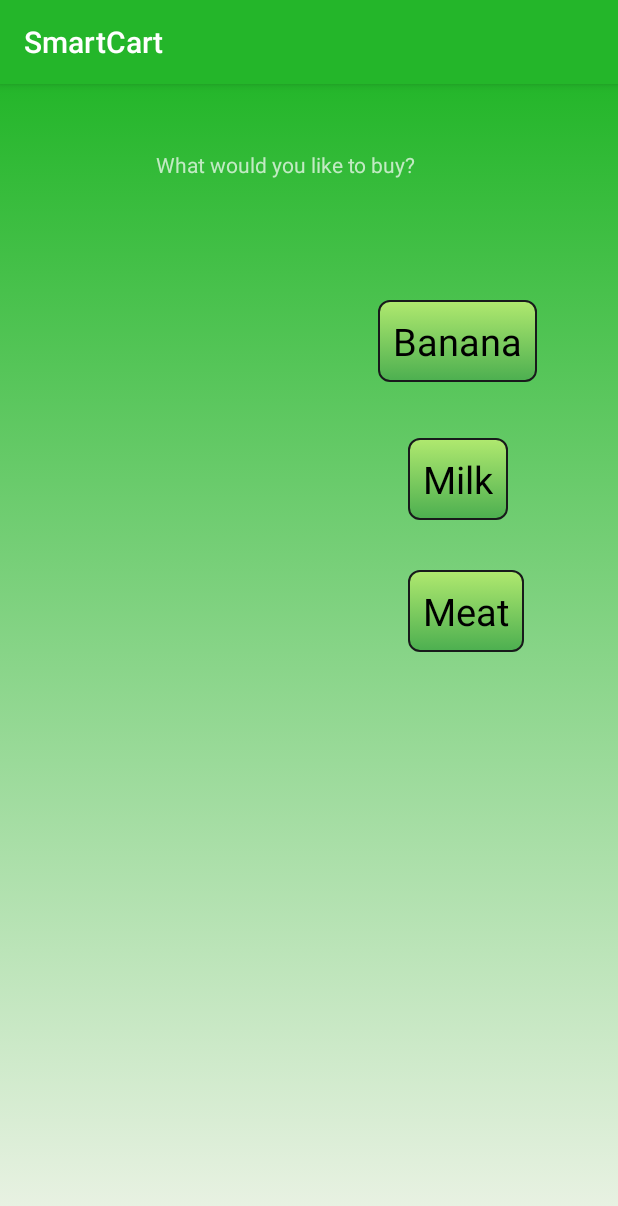
After one commit to cyoni/SmartCart, an Android app: the ShoppingActivity screen opened directly, with no data from a screen before it, on a phone screen of 412 x 824 dp. The commit adds this screen. Shown: the top 1206 px of the screen. Run offline under Robolectric (Android 15) with nearby library versions, the phone set to English and light mode, and no system bars.

Commit message:
Shopping activity added

```diff
--- a/app/src/main/AndroidManifest.xml
+++ b/app/src/main/AndroidManifest.xml
@@ -9,9 +9,10 @@
         android:roundIcon="@mipmap/ic_launcher_round"
         android:supportsRtl="true"
         android:theme="@style/AppTheme">
-        <activity android:name=".MainActivity"  android:launchMode="singleTask">
-
-        </activity>
+        <activity android:name=".ShoppingActivity"></activity>
+        <activity
+            android:name=".MainActivity"
+            android:launchMode="singleTask"></activity>
         <activity android:name=".userProfileActivity" />
         <activity android:name=".myAccountActivity" />
         <activity android:name=".LoginManagerActivity" />
@@ -20,6 +21,7 @@
         <activity android:name=".welcomeActivity">
             <intent-filter>
                 <action android:name="android.intent.action.MAIN" />
+
                 <category android:name="android.intent.category.LAUNCHER" />
             </intent-filter>
         </activity>
--- a/app/src/main/java/com/example/smartcart/MainActivity.java
+++ b/app/src/main/java/com/example/smartcart/MainActivity.java
@@ -89,4 +89,9 @@ public class MainActivity extends AppCompatActivity {
         controller.toast(this, user.getAddress());*//*
     controller.toast(this, _user.getAddress());*/
     }
+
+    public void shopping(View view) {
+        Intent s = new Intent(this,ShoppingActivity.class);
+        startActivity(s);
+    }
 }
--- /dev/null
+++ b/app/src/main/java/com/example/smartcart/ShoppingActivity.java
@@ -0,0 +1,15 @@
+package com.example.smartcart;
+
+import androidx.appcompat.app.AppCompatActivity;
+
+import android.os.Bundle;
+
+public class ShoppingActivity extends AppCompatActivity {
+
+    @Override
+    protected void onCreate(Bundle savedInstanceState) {
+        super.onCreate(savedInstanceState);
+        setContentView(R.layout.activity_shopping);
+    }
+
+}
--- a/app/src/main/java/com/example/smartcart/welcomeActivity.java
+++ b/app/src/main/java/com/example/smartcart/welcomeActivity.java
@@ -36,7 +36,6 @@ public class welcomeActivity extends AppCompatActivity {
         getMetaData(); // get user data in case he is connected
     }
 
-//testing 2
 
     public void getMetaData() {
 
--- a/app/src/main/res/layout/activity_main.xml
+++ b/app/src/main/res/layout/activity_main.xml
@@ -31,7 +31,10 @@
         android:layout_width="match_parent"
         android:layout_height="wrap_content"
         android:layout_marginTop="30dp"
-        android:text="Start Shopping" />
+        android:text="Start Shopping"
+        android:onClick="shopping"
+        />
+
 
     <Button
         android:id="@+id/button2"
--- /dev/null
+++ b/app/src/main/res/layout/activity_shopping.xml
@@ -0,0 +1,50 @@
+<?xml version="1.0" encoding="utf-8"?>
+<androidx.constraintlayout.widget.ConstraintLayout xmlns:android="http://schemas.android.com/apk/res/android"
+    xmlns:app="http://schemas.android.com/apk/res-auto"
+    xmlns:tools="http://schemas.android.com/tools"
+    android:layout_width="match_parent"
+    android:layout_height="match_parent"
+    android:background="@drawable/main_background"
+    tools:context=".ShoppingActivity">
+
+    <TextView
+        android:id="@+id/textView4"
+        android:layout_width="wrap_content"
+        android:layout_height="wrap_content"
+        android:layout_marginStart="104dp"
+        android:layout_marginTop="44dp"
+        android:text="What would you like to buy?"
+        android:color="#FF0000"
+        app:layout_constraintStart_toStartOf="parent"
+        app:layout_constraintTop_toTopOf="parent" />
+
+    <Button
+        android:id="@+id/button3"
+        android:layout_width="wrap_content"
+        android:layout_height="wrap_content"
+        android:layout_marginStart="252dp"
+        android:layout_marginTop="144dp"
+        android:text="Banana"
+        app:layout_constraintStart_toStartOf="parent"
+        app:layout_constraintTop_toTopOf="parent" />
+
+    <Button
+        android:id="@+id/button7"
+        android:layout_width="wrap_content"
+        android:layout_height="wrap_content"
+        android:layout_marginStart="272dp"
+        android:layout_marginTop="236dp"
+        android:text="Milk"
+        app:layout_constraintStart_toStartOf="parent"
+        app:layout_constraintTop_toTopOf="parent" />
+
+    <Button
+        android:id="@+id/button8"
+        android:layout_width="wrap_content"
+        android:layout_height="wrap_content"
+        android:layout_marginStart="272dp"
+        android:layout_marginTop="324dp"
+        android:text="Meat"
+        app:layout_constraintStart_toStartOf="parent"
+        app:layout_constraintTop_toTopOf="parent" />
+</androidx.constraintlayout.widget.ConstraintLayout>
```
